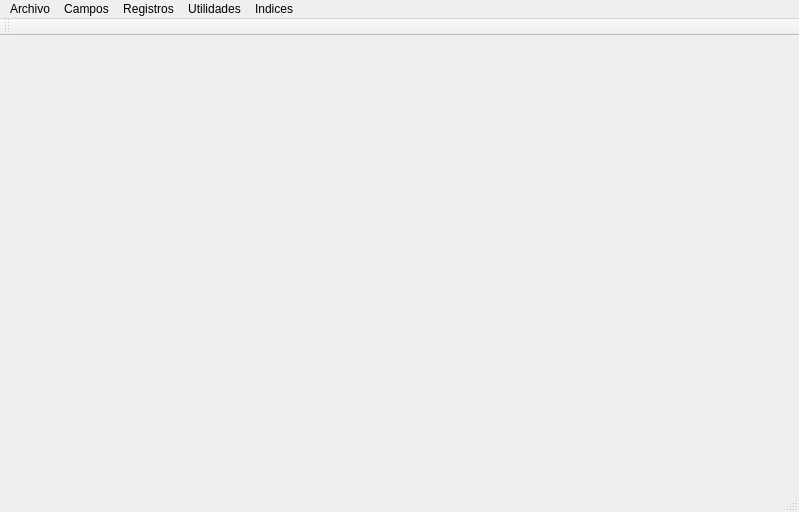
This is mainwindow.ui in Dark1024/Proyecto_Orga as Qt 5 draws it before an edit. The edited form follows.
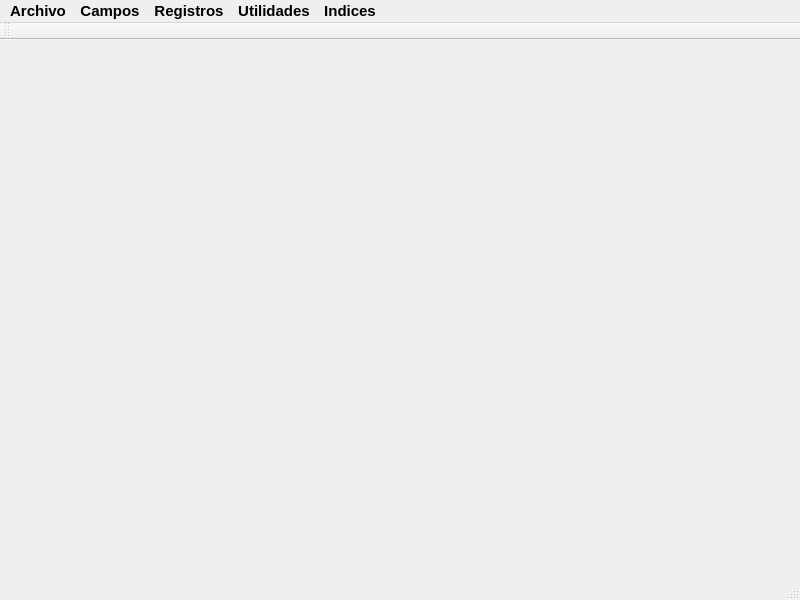
This is the edited form.

```diff
--- a/mainwindow.ui
+++ b/mainwindow.ui
@@ -6,10 +6,18 @@
    <rect>
     <x>0</x>
     <y>0</y>
-    <width>799</width>
-    <height>512</height>
+    <width>800</width>
+    <height>600</height>
    </rect>
   </property>
+  <property name="font">
+   <font>
+    <family>Ubuntu</family>
+    <pointsize>11</pointsize>
+    <weight>75</weight>
+    <bold>true</bold>
+   </font>
+  </property>
   <property name="windowTitle">
    <string>MainWindow</string>
   </property>
@@ -19,8 +27,8 @@
     <rect>
      <x>0</x>
      <y>0</y>
-     <width>799</width>
-     <height>20</height>
+     <width>800</width>
+     <height>22</height>
     </rect>
    </property>
    <widget class="QMenu" name="menuFile">
```
Left out of the diff: 9 changed lines with no effect on the pictures.
